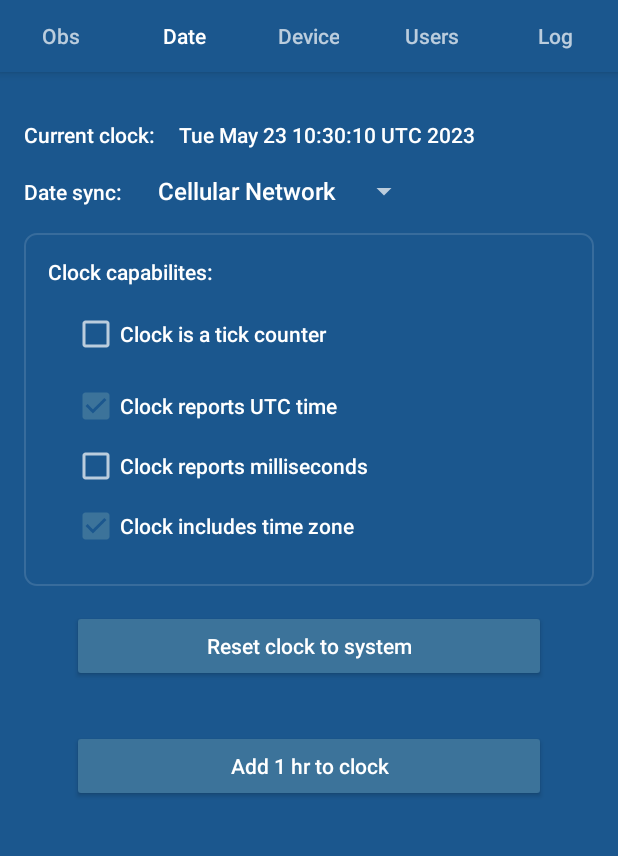
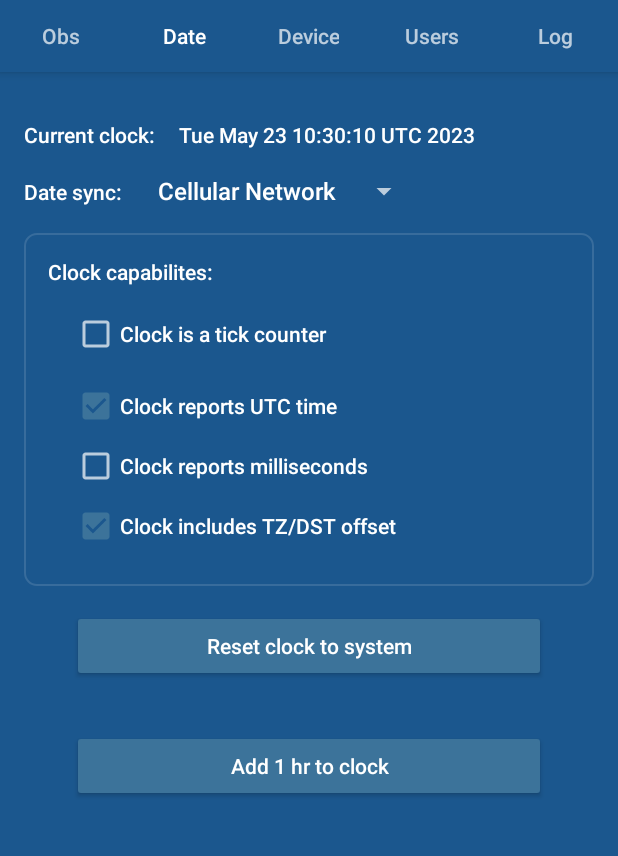
Before and after one commit to philips-labs/BLE-GHS-Server-Simulator, an Android app: the screen it shows after launch (MainActivity), tab 2 chosen, on a phone screen of 412 x 824 dp, the part 89-945 px from its top. Run offline under Robolectric (Android 15) with nearby library versions, the phone set to English and light mode, and no system bars; our stand-ins replace Timber; libraries missing offline, so code that uses them is left out: com.welie.blessed; 11 statements that could not run were skipped.

Commit message:
use raw time offset to align better with Android system time

```diff
--- a/app/src/main/java/com/philips/btserver/util/TimeSource.kt
+++ b/app/src/main/java/com/philips/btserver/util/TimeSource.kt
@@ -19,7 +19,8 @@ object TimeSource {
     val currentTickCounter get() = SystemClock.elapsedRealtime() - tickStartMillis + baseTickMillis
     val currentUTCMillis get() = clockStartUTCMillis + currentTickCounter
     val currentEpoch2kMillis get() = currentUTCMillis - UTC_TO_UNIX_EPOCH_MILLIS
-    var tzDstOffsetMillis = TimeZone.getDefault().getOffset(clockStartUTCMillis).toLong()
+    //var tzDstOffsetMillis = TimeZone.getDefault().getOffset(clockStartUTCMillis).toLong()
+    var tzDstOffsetMillis = TimeZone.getDefault().rawOffset.toLong()
     val currentDate get() = Date(currentUTCMillis)
 
     private val listeners = mutableListOf<TimeSourceListener>()
@@ -37,7 +38,8 @@ object TimeSource {
     fun setToCurrentSystemTime() {
         clockStartUTCMillis = System.currentTimeMillis()
         tickStartMillis = SystemClock.elapsedRealtime()
-        tzDstOffsetMillis = TimeZone.getDefault().getOffset(clockStartUTCMillis).toLong()
+        //tzDstOffsetMillis = TimeZone.getDefault().getOffset(clockStartUTCMillis).toLong()
+        tzDstOffsetMillis = TimeZone.getDefault().rawOffset.toLong()
         broadcastChange()
     }
 
--- a/app/src/main/res/values/strings.xml
+++ b/app/src/main/res/values/strings.xml
@@ -67,8 +67,8 @@
     <string name="clockTickCounter">Clock is a tick counter</string>
     <string name="clockUTCTime">Clock reports UTC time</string>
     <string name="clockMilliseconds">Clock reports milliseconds</string>
-    <string name="clockIncludesTZ">Clock includes time zone</string>
-    <string name="clockIncludesDST">Clock includes DST</string>
+    <string name="clockIncludesTZ">Clock includes TZ/DST offset</string>
+<!--    <string name="clockIncludesDST">Clock includes DST</string>-->
     <string name="clockSettable">Clock can be set</string>
     <string name="clockManagesDST">Clock manages DST changes</string>
     <string name="clockManagesTZ">Clock manages time zone changes</string>
```
